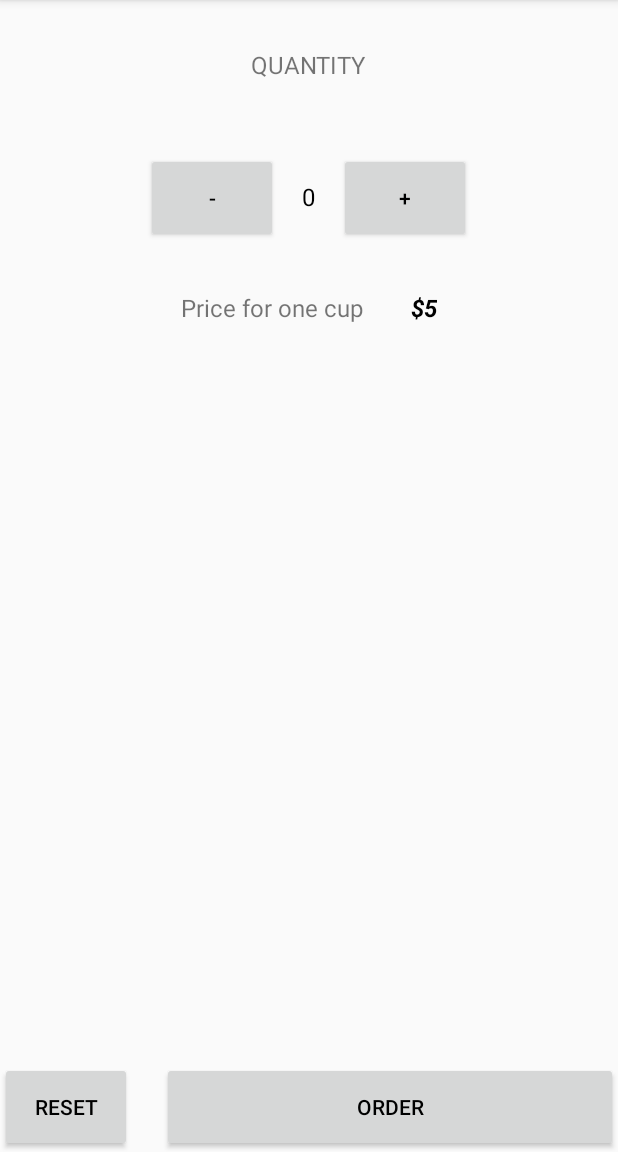
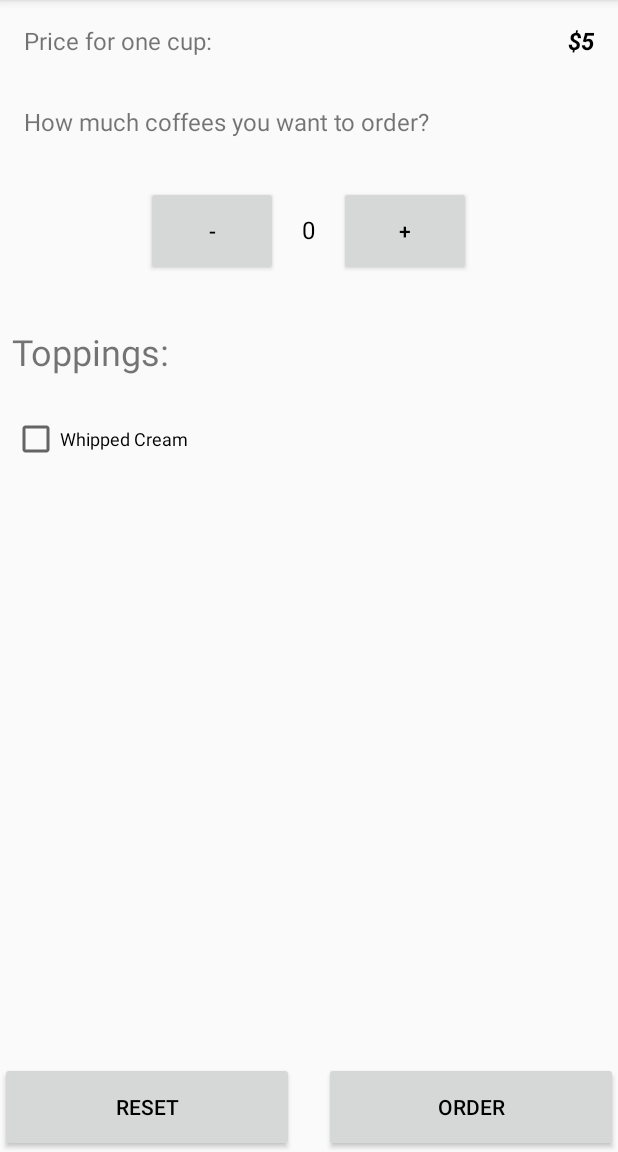
Before and after one commit to hiddensbrain/JustJava, an Android app: the screen it shows after launch (MainActivity), after a tap on "ORDER", on a phone screen of 412 x 824 dp, the part 84-1236 px from its top. Run offline under Robolectric (Android 15) with nearby library versions, the phone set to English and light mode, and no system bars.

Commit message:
first checkbox added

```diff
--- a/app/src/main/java/com/example/android/justjava/MainActivity.java
+++ b/app/src/main/java/com/example/android/justjava/MainActivity.java
@@ -4,21 +4,33 @@ import androidx.appcompat.app.AppCompatActivity;
 
 import android.os.Bundle;
 import android.view.View;
+import android.view.Window;
+import android.view.WindowManager;
+import android.widget.CheckBox;
 import android.widget.TextView;
-
+import android.widget.Toast;
 
 
 public class MainActivity extends AppCompatActivity {
     int quantity = 0;
     int coffeePrice = 5;
-    String name = "Paul";
+    String customerName = "Paul";
     String drinkOfTheDay = "latte";
-    String drinksOrdered = "Nothing";
+    double backPressedTime = 0;
+    Toast backToast;
+    boolean hasWhippedCream;
+    boolean hasCinnamon;
+
+
 
     @Override
     protected void onCreate(Bundle savedInstanceState) {
         super.onCreate(savedInstanceState);
         setContentView(R.layout.activity_main);
+
+        //next method stretches the application to fill whole phone screen
+        Window w = getWindow();
+        w.setFlags(WindowManager.LayoutParams.FLAG_FULLSCREEN, WindowManager.LayoutParams.FLAG_FULLSCREEN);
     }
 
 
@@ -38,7 +50,9 @@ public class MainActivity extends AppCompatActivity {
     //This method is called when "order" button is clicked.
 
     public void submitOrder(View view) {
-        createOrderSummary(quantity, coffeePrice, name);
+        CheckBox whippedCreamCheckBox = findViewById(R.id.checkBoxCream);
+        hasWhippedCream = whippedCreamCheckBox.isChecked();
+        createOrderSummary(quantity, coffeePrice, customerName);
     }
 
     //This method is called when "reset" button is clicked.
@@ -65,18 +79,42 @@ public class MainActivity extends AppCompatActivity {
      * and else - method displays given texts in both price_text_view and order_text_view fields
      */
 
-    private void createOrderSummary(int quantity, int onePrice, String name) {
+    private void createOrderSummary(int quantity, int coffeePrice, String customerName) {
         TextView priceTextView = findViewById(R.id.price_text_view);
         TextView orderTextView = findViewById(R.id.price_text_primary);
-        int price = quantity * onePrice;
+        int price = quantity * coffeePrice;
+        String toppings;
+        if (hasWhippedCream) {
+            toppings = "Toppings: Whipped Cream";
+        } else {
+            toppings = "Toppings: None";
+        }
         if (quantity == 0) {
             priceTextView.setText("");
             orderTextView.setText("");
         } else {
-            String summary = "Name: " + name + "\n" + "Quantity: " + quantity + "\n" + "Total, $: " + price + "\n" + "Thank you!";
+            String summary = "Name: " + customerName + "\n" + "Quantity: " + quantity + "\n" + "Total, $: " + price + "\n" + toppings + "\n" + "\n" + "Thank you!";
             orderTextView.setText("Your Order:");
             priceTextView.setText(summary);
         }
 
+
+
     }
+
+    //system button "back" start
+    //Exiting app by popup and second click
+    @Override
+    public void onBackPressed() {
+        if (backPressedTime + 2000 > System.currentTimeMillis()) {
+            backToast.cancel();
+            super.onBackPressed();
+            return;
+        } else {
+            backToast = Toast.makeText(getBaseContext(), "For Exit, Push one more time", Toast.LENGTH_SHORT);
+            backToast.show();
+        }
+        backPressedTime = System.currentTimeMillis();
+    }
+    //system button "back" end
 }
--- a/app/src/main/res/layout/activity_main.xml
+++ b/app/src/main/res/layout/activity_main.xml
@@ -13,22 +13,53 @@
         android:layout_height="match_parent"
         android:orientation="vertical">
 
+
+
+        <LinearLayout
+            android:id="@+id/containerOneCoffee"
+            android:layout_width="match_parent"
+            android:layout_height="wrap_content"
+            android:gravity="center|top"
+            android:orientation="horizontal"
+            android:padding="8dp">
+
+            <TextView
+                android:id="@+id/price_text_one"
+                android:layout_width="0dp"
+                android:layout_height="wrap_content"
+                android:layout_weight="19"
+                android:padding="8dp"
+                android:text="@string/one_coffee_cost"
+                android:textSize="16sp" />
+            <TextView
+                android:id="@+id/price_text_one_view"
+                android:layout_width="wrap_content"
+                android:layout_height="wrap_content"
+                android:padding="8dp"
+                android:text="$5"
+                android:textColor="#000000"
+                android:textStyle="bold|italic"
+                android:textSize="16sp" />
+
+
+        </LinearLayout>
+
         <LinearLayout
             android:id="@+id/container1"
             android:layout_width="match_parent"
             android:layout_height="wrap_content"
             android:gravity="center|top"
             android:orientation="horizontal"
-            android:padding="16dp">
+            android:padding="8dp">
 
             <TextView
                 android:id="@+id/quantity_text_primary"
-                android:layout_width="wrap_content"
+                android:layout_width="0dp"
                 android:layout_height="wrap_content"
-                android:padding="16dp"
-                android:text="QUANTITY"
+                android:layout_weight="80"
+                android:padding="8dp"
+                android:text="@string/quantity"
                 android:textSize="16sp" />
-
 
         </LinearLayout>
 
@@ -68,44 +99,59 @@
 
         </LinearLayout>
 
+
+
         <LinearLayout
-            android:id="@+id/container2"
+            android:id="@+id/toppings"
             android:layout_width="match_parent"
             android:layout_height="wrap_content"
-            android:gravity="center|top"
-            android:orientation="horizontal">
+            android:gravity="left"
+            android:orientation="horizontal"
+            android:padding="8dp"
+            android:layout_marginTop="10dp">
 
             <TextView
-                android:id="@+id/price_text_one"
                 android:layout_width="wrap_content"
                 android:layout_height="wrap_content"
-                android:padding="16dp"
-                android:text="Price for one cup"
-                android:textSize="16sp" />
+                android:text="@string/toppings"
+                android:textSize="24sp">
 
-            <TextView
-                android:id="@+id/price_text_one_view"
+            </TextView>
+
+
+        </LinearLayout>
+
+        <LinearLayout
+            android:id="@+id/container_box"
+            android:layout_width="wrap_content"
+            android:layout_height="wrap_content"
+            android:layout_marginTop="10dp"
+            android:gravity="left"
+            android:orientation="horizontal"
+            android:padding="8dp">
+
+            <CheckBox
+                android:id="@+id/checkBoxCream"
                 android:layout_width="wrap_content"
                 android:layout_height="wrap_content"
-                android:padding="16dp"
-                android:text="$5"
-                android:textColor="#000000"
-                android:textStyle="bold|italic"
-                android:textSize="16sp" />
+                android:text="@string/checkbox_cream"
+                android:textSize="12sp" />
+
+
         </LinearLayout>
 
         <LinearLayout
             android:id="@+id/container4"
             android:layout_width="match_parent"
             android:layout_height="wrap_content"
-            android:gravity="center|top"
+            android:gravity="left|top"
             android:orientation="vertical">
 
             <TextView
                 android:id="@+id/price_text_primary"
                 android:layout_width="wrap_content"
                 android:layout_height="wrap_content"
-                android:padding="16dp"
+                android:padding="8dp"
                 android:text=""
                 android:textStyle="bold"
                 android:textSize="34sp" />
@@ -114,7 +160,7 @@
                 android:id="@+id/price_text_view"
                 android:layout_width="wrap_content"
                 android:layout_height="wrap_content"
-                android:padding="16dp"
+                android:padding="8dp"
                 android:textStyle="bold|italic"
                 android:text=""
                 android:textColor="#000000"
@@ -134,8 +180,9 @@
 
         <Button
             android:id="@+id/reset_button"
-            android:layout_width="wrap_content"
+            android:layout_width="0dp"
             android:layout_height="60dp"
+            android:layout_weight="50"
             android:onClick="reset"
             android:layout_marginRight="20dp"
             android:text="Reset"
@@ -143,8 +190,9 @@
 
         <Button
             android:id="@+id/order_button"
-            android:layout_width="match_parent"
+            android:layout_width="0dp"
             android:layout_height="60dp"
+            android:layout_weight="50"
             android:onClick="submitOrder"
             android:text="ORDER"
             android:textColor="#000000" />
--- a/app/src/main/res/values/strings.xml
+++ b/app/src/main/res/values/strings.xml
@@ -1,3 +1,8 @@
 <resources>
     <string name="app_name">Just Java</string>
+    <string name="quantity">How much coffees you want to order?</string>
+    <string name="one_coffee_cost">Price for one cup:</string>
+    <string name="toppings">Toppings:</string>
+    <string name="checkbox_cream">Whipped Cream</string>
+    <string name="checkbox_cinnamon">Cinnamon</string>
 </resources>
```
